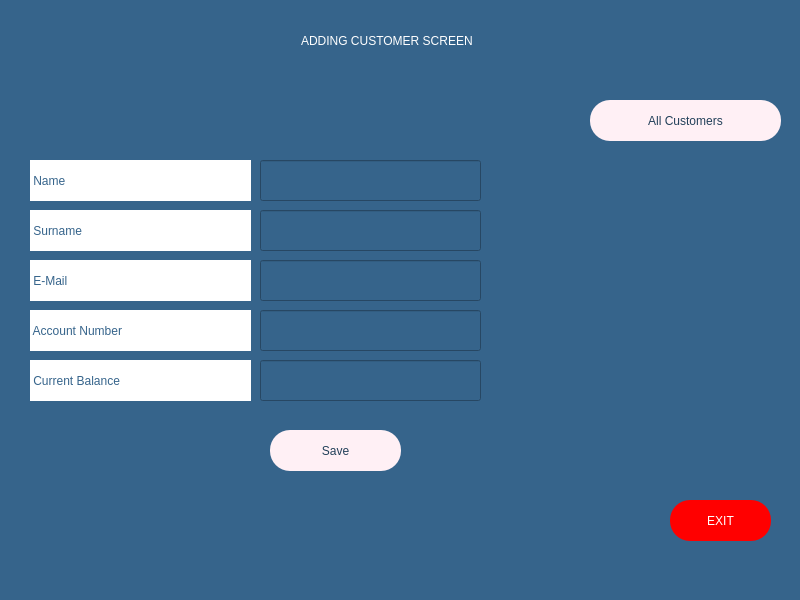
Before: the Qt Designer form adminpage.ui in melihorhanyilmaz/Project, drawn with Qt 5.
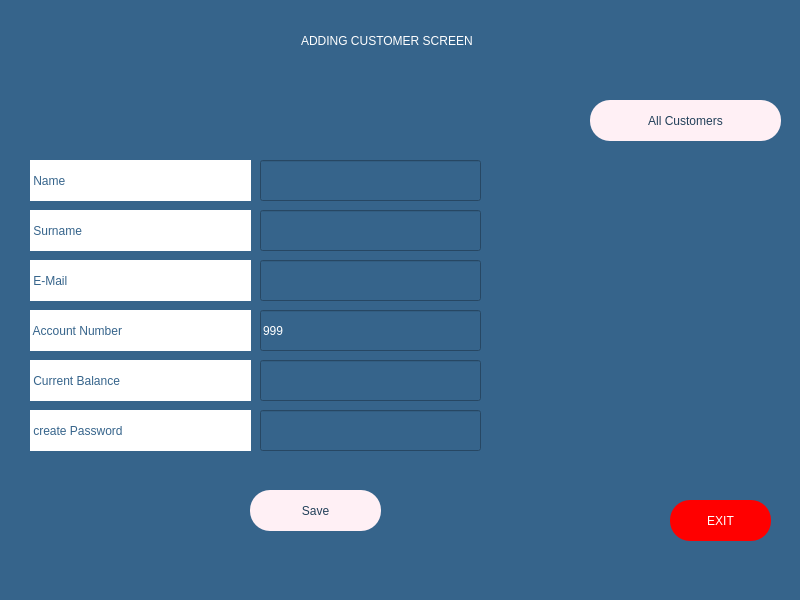
After: the same form once the commit is applied.

Diff of the .ui file:
```diff
--- a/adminpage.ui
+++ b/adminpage.ui
@@ -62,8 +62,8 @@
    <widget class="QPushButton" name="B_save">
     <property name="geometry">
      <rect>
-      <x>270</x>
-      <y>430</y>
+      <x>250</x>
+      <y>490</y>
       <width>131</width>
       <height>41</height>
      </rect>
@@ -189,6 +189,15 @@
      <string notr="true">color: rgb(255, 255, 255);
 font: 63 14pt &quot;Montserrat SemiBold&quot;;</string>
     </property>
+    <property name="inputMask">
+     <string>9999999</string>
+    </property>
+    <property name="text">
+     <string>999</string>
+    </property>
+    <property name="maxLength">
+     <number>7</number>
+    </property>
    </widget>
    <widget class="QPushButton" name="b_allcustomers">
     <property name="geometry">
@@ -263,6 +272,47 @@
      <string notr="true">color: rgb(255, 255, 255);
 font: 63 14pt &quot;Montserrat SemiBold&quot;;</string>
     </property>
+    <property name="inputMask">
+     <string>999999999999</string>
+    </property>
+   </widget>
+   <widget class="QLabel" name="la_curbalance_2">
+    <property name="geometry">
+     <rect>
+      <x>30</x>
+      <y>410</y>
+      <width>221</width>
+      <height>41</height>
+     </rect>
+    </property>
+    <property name="styleSheet">
+     <string notr="true">color: rgb(54, 100, 139);
+background-color: rgb(255, 255, 255);
+font: 63 14pt &quot;Montserrat SemiBold&quot;;</string>
+    </property>
+    <property name="text">
+     <string> create Password</string>
+    </property>
+   </widget>
+   <widget class="QLineEdit" name="li_password">
+    <property name="geometry">
+     <rect>
+      <x>260</x>
+      <y>410</y>
+      <width>221</width>
+      <height>41</height>
+     </rect>
+    </property>
+    <property name="styleSheet">
+     <string notr="true">color: rgb(255, 255, 255);
+font: 63 14pt &quot;Montserrat SemiBold&quot;;</string>
+    </property>
+    <property name="inputMask">
+     <string>999999999999</string>
+    </property>
+    <property name="maxLength">
+     <number>12</number>
+    </property>
    </widget>
   </widget>
   <widget class="QMenuBar" name="menubar">
```
Left out of the diff: 13 changed lines with no effect on the pictures.
